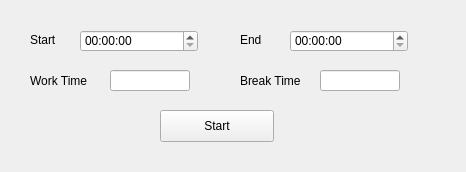
Above: SetPage.ui from bit2erswe2t/WorkReminder before the change. Below: the same form after it.
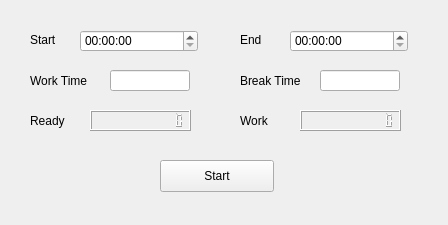
That is the form after the change.

Commit message: added ready display and work time display

Diff of the .ui file:
```diff
--- a/SetPage.ui
+++ b/SetPage.ui
@@ -6,8 +6,8 @@
    <rect>
     <x>0</x>
     <y>0</y>
-    <width>466</width>
-    <height>172</height>
+    <width>448</width>
+    <height>225</height>
    </rect>
   </property>
   <property name="windowTitle">
@@ -66,7 +66,7 @@
    <property name="geometry">
     <rect>
      <x>160</x>
-     <y>110</y>
+     <y>160</y>
      <width>114</width>
      <height>32</height>
     </rect>
@@ -121,6 +121,58 @@
     </rect>
    </property>
   </widget>
+  <widget class="QLCDNumber" name="lcd_ToStart">
+   <property name="geometry">
+    <rect>
+     <x>90</x>
+     <y>110</y>
+     <width>101</width>
+     <height>21</height>
+    </rect>
+   </property>
+   <property name="digitCount">
+    <number>12</number>
+   </property>
+  </widget>
+  <widget class="QLCDNumber" name="lcd_Work">
+   <property name="geometry">
+    <rect>
+     <x>300</x>
+     <y>110</y>
+     <width>101</width>
+     <height>21</height>
+    </rect>
+   </property>
+   <property name="digitCount">
+    <number>12</number>
+   </property>
+  </widget>
+  <widget class="QLabel" name="label_5">
+   <property name="geometry">
+    <rect>
+     <x>30</x>
+     <y>110</y>
+     <width>51</width>
+     <height>21</height>
+    </rect>
+   </property>
+   <property name="text">
+    <string>Ready</string>
+   </property>
+  </widget>
+  <widget class="QLabel" name="label_6">
+   <property name="geometry">
+    <rect>
+     <x>240</x>
+     <y>110</y>
+     <width>81</width>
+     <height>21</height>
+    </rect>
+   </property>
+   <property name="text">
+    <string>Work </string>
+   </property>
+  </widget>
  </widget>
  <resources/>
  <connections/>
```
The commit also changes 2 other files.
